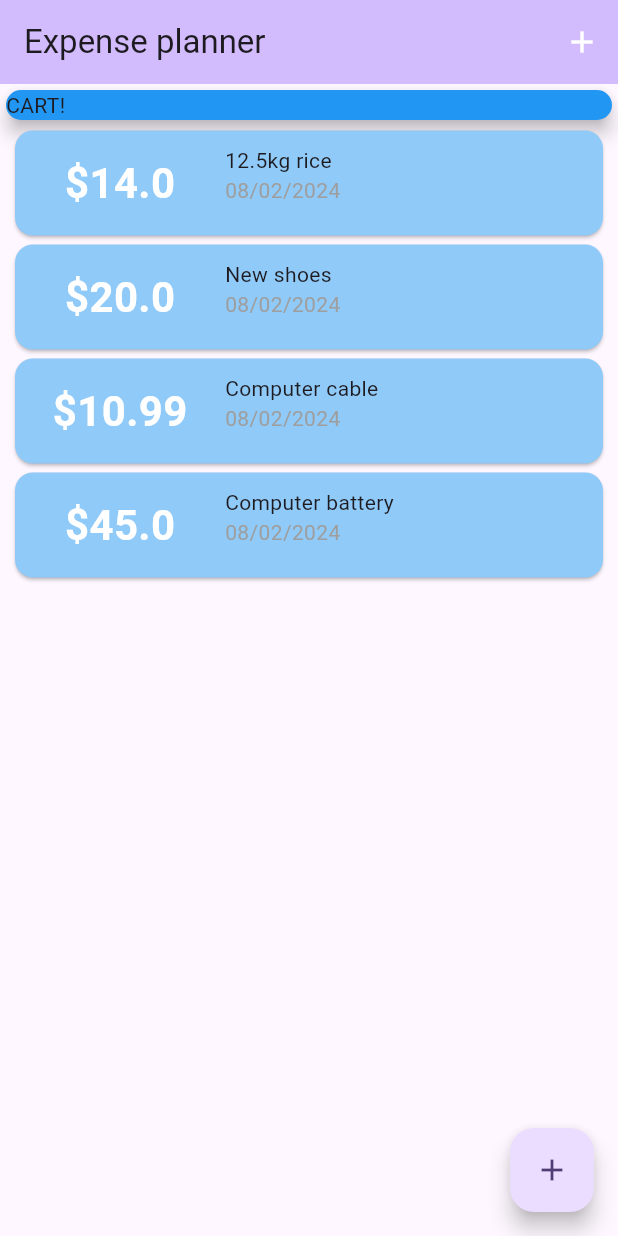
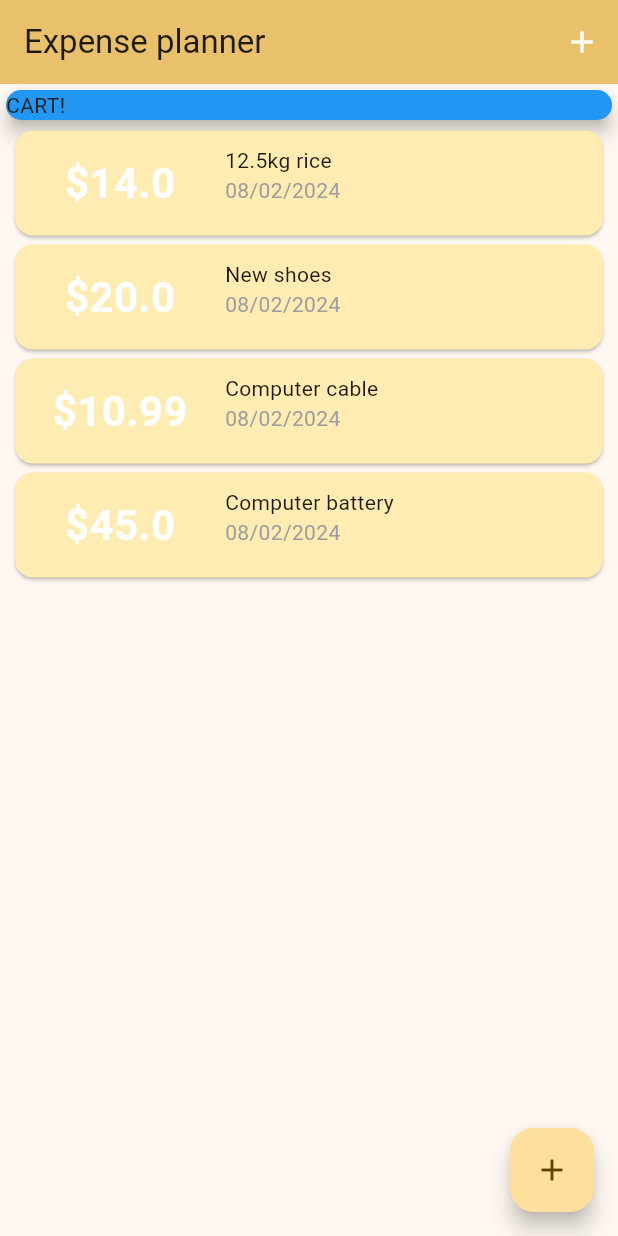
Before and after one commit to Tshobohwa/expense_planner, a Flutter app: the screen it shows after launch, on a phone screen of 412 x 824 dp. Run offline on Flutter 3.47's test engine with Material 3 defaults, Android fonts, the phone set to English and light mode, and no system bars.

Commit message:
Use theme

```diff
--- a/lib/main.dart
+++ b/lib/main.dart
@@ -18,8 +18,9 @@ class MyApp extends StatelessWidget {
     return MaterialApp(
       title: 'Flutter Demo',
       theme: ThemeData(
-        colorScheme: ColorScheme.fromSeed(seedColor: Colors.deepPurple),
+        colorScheme: ColorScheme.fromSeed(seedColor: Colors.amber),
         useMaterial3: true,
+        primarySwatch: Colors.amber,
       ),
       home: const MyHomePage(),
     );
--- a/lib/widgets/transaction_list.dart
+++ b/lib/widgets/transaction_list.dart
@@ -15,7 +15,7 @@ class TransactionList extends StatelessWidget {
               return Card(
                   margin:
                       const EdgeInsets.symmetric(horizontal: 10, vertical: 3),
-                  color: Colors.blue[200],
+                  color: Theme.of(context).primaryColorLight,
                   child: SizedBox(
                       width: double.infinity,
                       height: 70,
```
